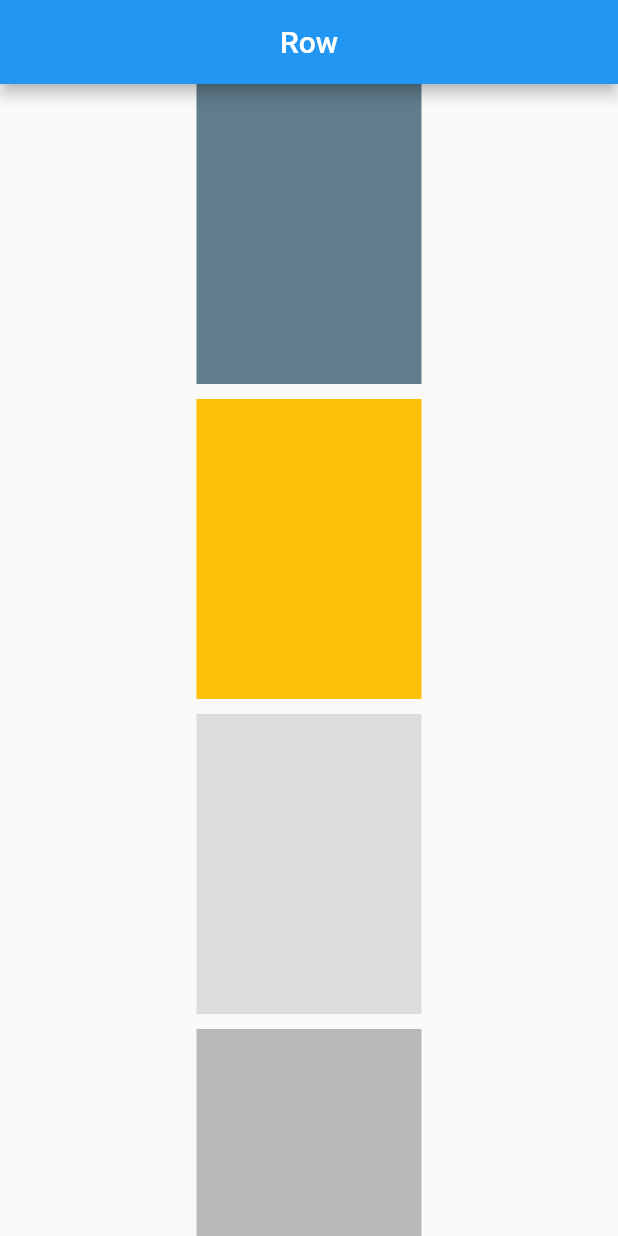
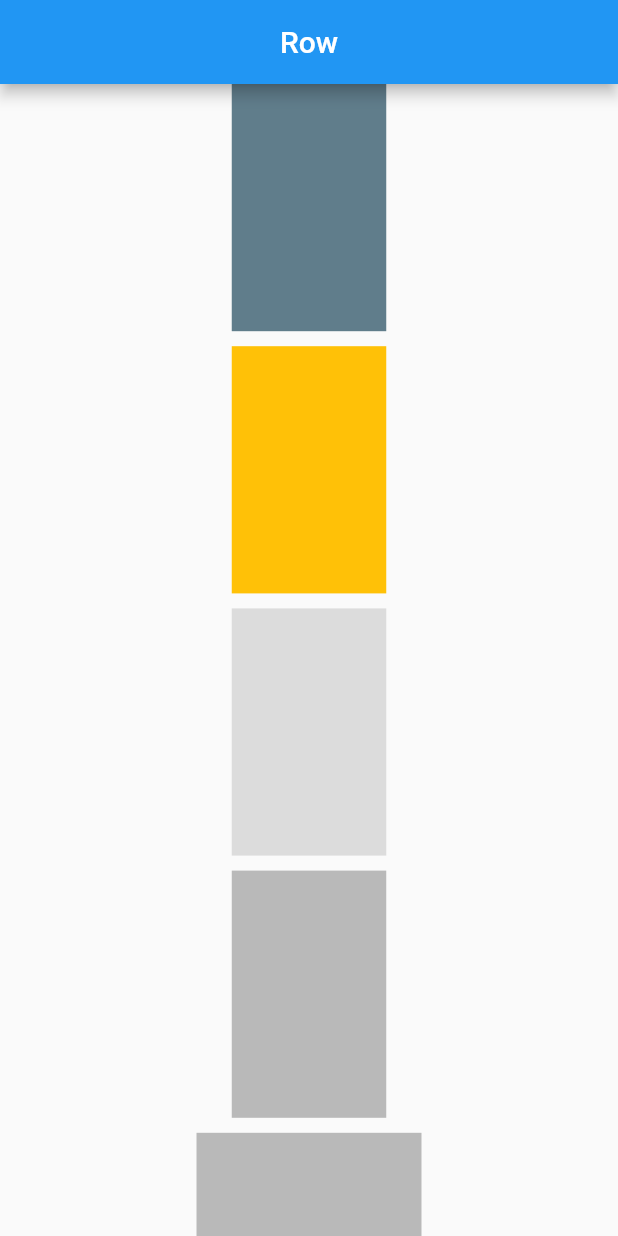
Before and after one commit to azizulhoq953/Dart-prjt-prt, a Flutter app: the screen it shows after launch, on a phone screen of 412 x 824 dp. Run offline on Flutter 3.47's test engine with Material 2 defaults, Android fonts, the phone set to English and light mode, and no system bars.

Commit message:
Media-queary

```diff
--- a/Flutter-project/basic/lib/main.dart
+++ b/Flutter-project/basic/lib/main.dart
@@ -55,32 +55,47 @@
   Widget build(BuildContext context) {
   return MaterialApp(
     debugShowCheckedModeBanner: false,
-    home: SafeArea(child: Scaffold(appBar: AppBar(title: Center(child: Text("Row")),
+    home:Homepage()
+  );
+
+  }
+}
+
+
+class Homepage extends StatelessWidget{
+  @override
+  Widget build(BuildContext context) {
+      var screenheight = MediaQuery.of(context).size.height;
+    var Containerheight = screenheight /5;
+    var screenwidth =MediaQuery.of(context).size.width;
+    var containerwidth =screenwidth /4;
+    return SafeArea(child: Scaffold(appBar: AppBar(title: Center(child: Text("Row")),
     ),
     body: ListView(
       children: [
         Column(children: <Widget> [
         Container(
-          height: 200,
-          width: 150,
+          height: Containerheight,
+          // height: MediaQuery.of(context).size.height/5,
+          width:containerwidth,
           color: Colors.blueGrey,
         ),
         SizedBox(height: 10,),
           Container(
-          height: 200,
-          width: 150,
+          height: MediaQuery.of(context).size.height/5,
+          width: MediaQuery.of(context).size.width/4,
           color: Colors.amber,
         ),
         SizedBox(height: 10,),
           Container(
-          height: 200,
-          width: 150,
+          height: MediaQuery.of(context).size.height/5,
+          width: MediaQuery.of(context).size.width/4,
           color: Colors.black12,
         ),
         SizedBox(height: 10,),
           Container(
-          height: 200,
-          width: 150,
+          height: MediaQuery.of(context).size.height/5,
+          width: MediaQuery.of(context).size.width/4,
           color: Colors.black26,
         ),
          SizedBox(height: 10,),
@@ -94,8 +109,6 @@
       ],
     ),
     )
-    ),
-  );
-
+    );
   }
 }
```
